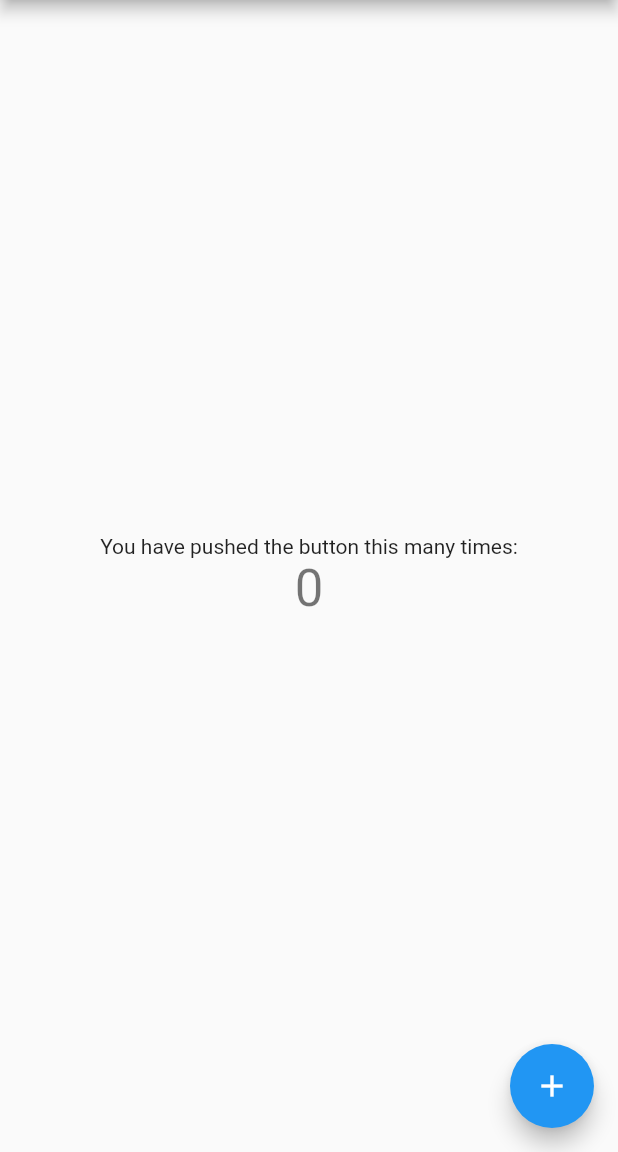
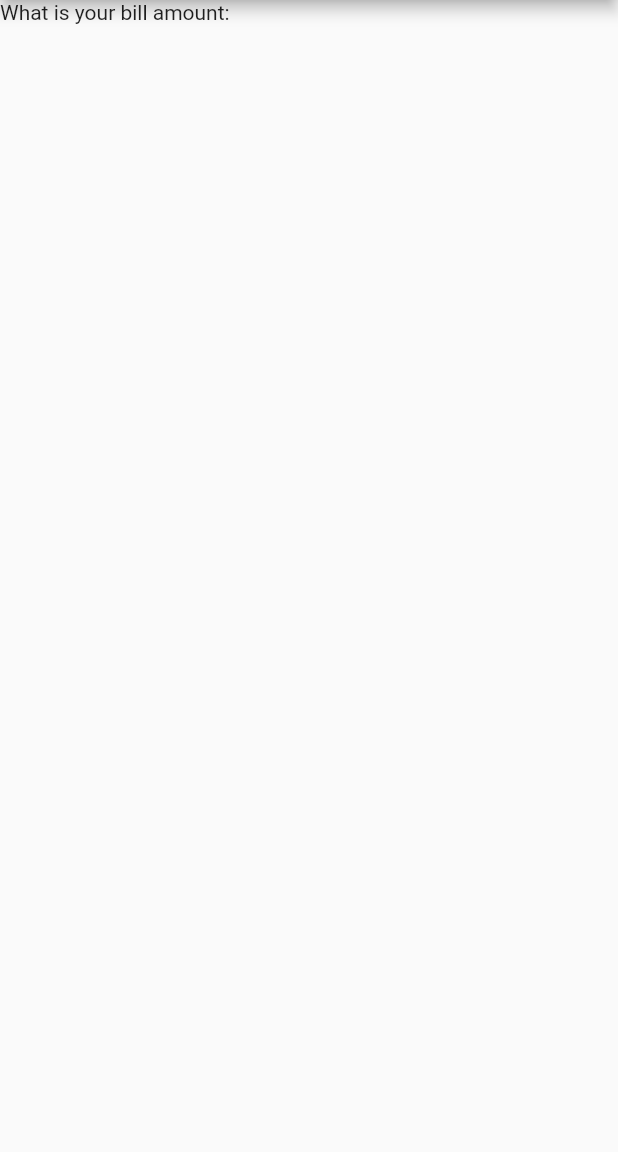
Before and after one commit to mohisham/tip_calculator, a Flutter app: the screen it shows after launch, on a phone screen of 412 x 824 dp, the part 84-1236 px from its top. Run offline on Flutter 3.47's test engine with Material 2 defaults, Android fonts, the phone set to English and light mode, and no system bars.

Commit message:
Step 1 of our project

```diff
--- a/lib/main.dart
+++ b/lib/main.dart
@@ -11,28 +11,21 @@ class MyApp extends StatelessWidget {
       theme: ThemeData(
         primarySwatch: Colors.blue,
       ),
-      home: MyHomePage(title: 'Tip Calculator'),
+      home: TipCalculator(title: 'Tip Calculator'),
     );
   }
 }
 
-class MyHomePage extends StatefulWidget {
-  MyHomePage({Key key, this.title}) : super(key: key);
+class TipCalculator extends StatefulWidget {
+  TipCalculator({Key key, this.title}) : super(key: key);
 
   final String title;
 
   @override
-  _MyHomePageState createState() => _MyHomePageState();
+  _TipCalculatorState createState() => _TipCalculatorState();
 }
 
-class _MyHomePageState extends State<MyHomePage> {
-  int _counter = 0;
-
-  void _incrementCounter() {
-    setState(() {
-      _counter++;
-    });
-  }
+class _TipCalculatorState extends State<TipCalculator> {
 
   @override
   Widget build(BuildContext context) {
@@ -40,25 +33,7 @@ class _MyHomePageState extends State<MyHomePage> {
       appBar: AppBar(
         title: Text(widget.title),
       ),
-      body: Center(
-        child: Column(
-          mainAxisAlignment: MainAxisAlignment.center,
-          children: <Widget>[
-            Text(
-              'You have pushed the button this many times:',
-            ),
-            Text(
-              '$_counter',
-              style: Theme.of(context).textTheme.display1,
-            ),
-          ],
-        ),
-      ),
-      floatingActionButton: FloatingActionButton(
-        onPressed: _incrementCounter,
-        tooltip: 'Increment',
-        child: Icon(Icons.add),
-      ), // This trailing comma makes auto-formatting nicer for build methods.
+      body: Text("What is your bill amount: "),
     );
   }
 }
```
